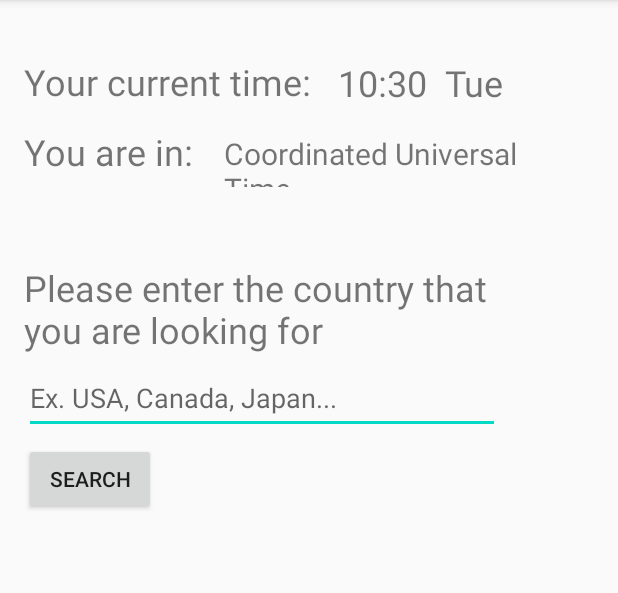
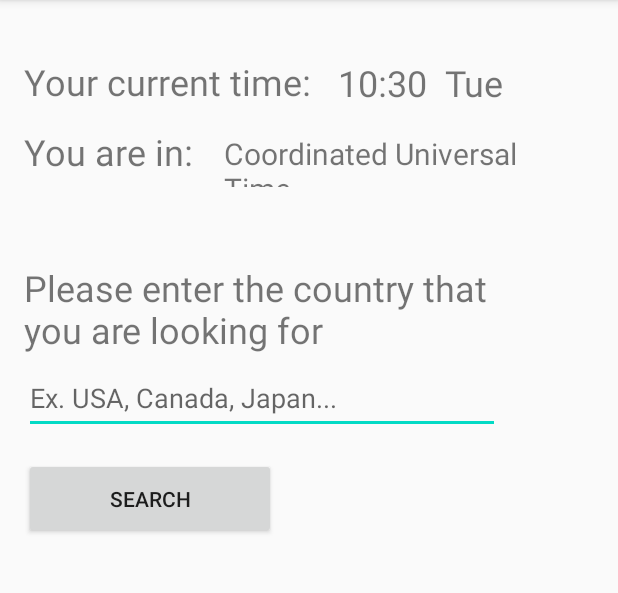
Before and after one commit to jzhang1043/CS125FinalProject, an Android app: the screen it shows after launch (MainActivity), on a phone screen of 412 x 824 dp, the part 84-677 px from its top. Run offline under Robolectric (Android 15) with nearby library versions, the phone set to English and light mode, and no system bars.

```diff
--- a/app/src/main/java/com/example/timezonehelper/MainActivity.java
+++ b/app/src/main/java/com/example/timezonehelper/MainActivity.java
@@ -19,21 +19,18 @@ import java.text.SimpleDateFormat;
 import java.util.TimeZone;
 
 public class MainActivity extends AppCompatActivity {
-    private Button searchButton;
-    private EditText textInput;
+    public static final String EXTRA_TEXT = "ExtraText";
+    private timeThread clock;
     private static TextView systemTime;
-    private String country;
     private static String date;
 
     @Override
     protected void onCreate(Bundle savedInstanceState) {
         super.onCreate(savedInstanceState);
         setContentView(R.layout.activity_main);
+
         Toolbar toolbar = findViewById(R.id.toolbar);
         setSupportActionBar(toolbar);
-        TextView textView1 = findViewById(R.id.textView1);
-        TextView textView2 = findViewById(R.id.textView2);
-        TextView textView3 = findViewById(R.id.textView3);
 
         /* set myTimeZone */
         TextView myTimeZone = findViewById(R.id.myTimeZone);
@@ -42,18 +39,16 @@ public class MainActivity extends AppCompatActivity {
 
         /* set the current Time. */
         systemTime = findViewById(R.id.currentTime);
-        timeThread clock = new timeThread();
+        clock = new timeThread();
         clock.start();
 
-        textInput = findViewById(R.id.textInput);
-        searchButton = (Button) findViewById(R.id.button);
+        Button searchButton = findViewById(R.id.button);
         searchButton.setOnClickListener(new View.OnClickListener() {
-            @Override
             public void onClick(View v) {
-                country = textInput.getText().toString();
                 openActivity2();
             }
         });
+
     }
 
     @Override
@@ -78,15 +73,15 @@ public class MainActivity extends AppCompatActivity {
         return super.onOptionsItemSelected(item);
     }
 
-    public static Handler m_Handler = new Handler() {
-        public void handleMessage(Message msg) {
-            switch (msg.what) {
-                case 0:
-                    systemTime.setText(date);
-                    break;
-            }
-        }
-    };
+    public void openActivity2() {
+        EditText TextInput = findViewById(R.id.textInput);
+        String text = TextInput.getText().toString();
+
+        Intent intent = new Intent(this, Activity2.class);
+        intent.putExtra(EXTRA_TEXT, text);
+        startActivity(intent);
+    }
+
     class timeThread extends Thread {
         @Override
         public void run() {
@@ -98,14 +93,21 @@ public class MainActivity extends AppCompatActivity {
                     Thread.sleep(1000);
                     Message m = new Message();
                     MainActivity.m_Handler.sendMessage(m);
-                } while (!timeThread.interrupted());
+                } while (!MainActivity.timeThread.interrupted());
             } catch (InterruptedException e) {
                 e.printStackTrace();
             }
         }
     }
 
-    public void openActivity2() {
-        Intent intent = new Intent(this, Activity2.class);
-    }
+    public static Handler m_Handler = new Handler() {
+        public void handleMessage(Message msg) {
+            switch (msg.what) {
+                case 0:
+                    systemTime.setText(date);
+                    break;
+            }
+        }
+    };
+
 }
--- a/app/src/main/res/layout/activity_main.xml
+++ b/app/src/main/res/layout/activity_main.xml
@@ -23,8 +23,11 @@
     </com.google.android.material.appbar.AppBarLayout>
 
     <androidx.constraintlayout.widget.ConstraintLayout
+        android:id="@+id/constraintLayout"
         android:layout_width="match_parent"
-        android:layout_height="match_parent">
+        android:layout_height="match_parent"
+        app:layout_anchor="@+id/constraintLayout"
+        app:layout_anchorGravity="center">
 
         <TextView
             android:id="@+id/textView1"
@@ -109,15 +112,15 @@
 
         <Button
             android:id="@+id/button"
-            android:layout_width="wrap_content"
-            android:layout_height="wrap_content"
+            android:layout_width="168dp"
+            android:layout_height="54dp"
             android:text="@string/Search"
             app:layout_constraintBottom_toBottomOf="parent"
             app:layout_constraintEnd_toEndOf="parent"
-            app:layout_constraintHorizontal_bias="0.049"
+            app:layout_constraintHorizontal_bias="0.065"
             app:layout_constraintStart_toStartOf="parent"
             app:layout_constraintTop_toTopOf="parent"
-            app:layout_constraintVertical_bias="0.453" />
+            app:layout_constraintVertical_bias="0.469" />
 
     </androidx.constraintlayout.widget.ConstraintLayout>
 
```
Also changed, not shown: app/src/main/AndroidManifest.xml (+7 -2 lines), app/src/main/java/com/example/timezonehelper/Activity2.java (+11 -0 lines), app/src/main/res/layout/activity_2.xml (+3 -20 lines).
